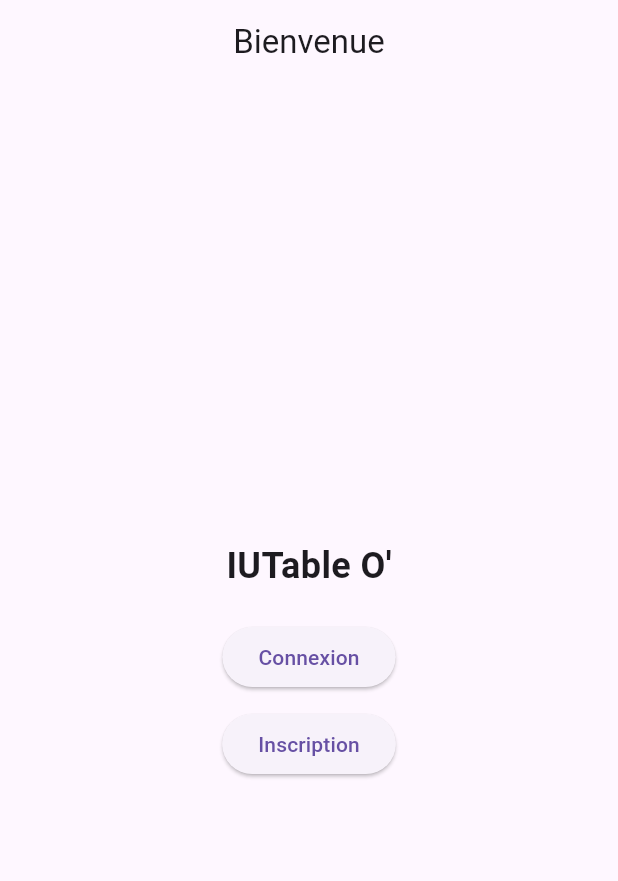
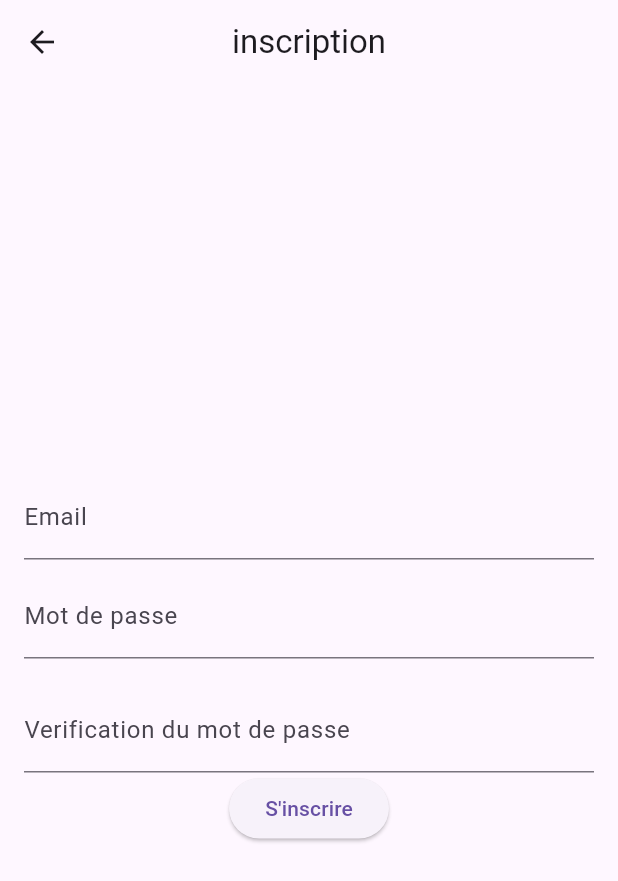
Before and after one commit to julian2bot/SAEMobile, a Flutter app: the screen it shows after launch, after a tap on "Inscription", on a phone screen of 412 x 824 dp. Shown: the top 881 px of the screen. Run offline on Flutter 3.47's test engine with Material 3 defaults, Android fonts, the phone set to English and light mode, and no system bars.

Commit message:
manque la liaison avec le reste mais ca renvoie les infos

```diff
--- a/lib/inscription.dart
+++ b/lib/inscription.dart
@@ -1,22 +1,22 @@
 import 'package:flutter/material.dart';
 
-class Signin_Page{
+class SigninPage extends StatefulWidget{
+  @override
+  _SigninPageState createState() => _SigninPageState();
+}
+
+class _SigninPageState extends State<SigninPage> {
+  final TextEditingController emailController = TextEditingController();
+  final TextEditingController passwordController = TextEditingController();
+  final TextEditingController verifyPasswordController = TextEditingController();
+
   void _submit() {
     print("Email: ${emailController.text}, Mot de passe: ${passwordController.text}");
-    if(${passwordController.text} != ${validationPasswordController.text}){
-      showDialog(
-        context: context,
-        builder: (context) => AlertDialog(
-          title: Text("Erreur"),
-          content: ,
-        )
-      )
-    }
     showDialog(
       context: context,
       builder: (context) => AlertDialog(
         title: Text("Données saisies"),
-        content: Text("Email: ${emailController.text}\nMot de passe: ${passwordController.text}"),
+        content: Text("Email: ${emailController.text}\nMot de passe: ${passwordController.text}\n Verification : ${verifyPasswordController.text}"),
         actions: [
           TextButton(
             onPressed: () => Navigator.pop(context),
@@ -26,11 +26,12 @@ class Signin_Page{
       ),
     );
   }
+
   @override
-  Widget build(BuildContext context){
+  Widget build(BuildContext context) {
     return Scaffold(
       appBar: AppBar(
-        title: Text('Inscription'),
+        title: Text('inscription'),
         centerTitle: true,
       ),
       body: Padding(
@@ -48,20 +49,19 @@ class Signin_Page{
               decoration: InputDecoration(labelText: 'Mot de passe'),
               obscureText: true,
             ),
+            SizedBox(height: 20),
             TextField(
-            controller: validationPasswordController,
-            decoration: InputDecoration(labelText: 'Confiramtion du mot de passe'),
+              controller: verifyPasswordController,
+              decoration: InputDecoration(labelText: 'Verification du mot de passe'),
               obscureText: true,
-          )
-          SizedBox(height: 20),
+            ),
             ElevatedButton(
-            onPressed: () {
-            // Action pour valider la connexion
-            },
-            child: Text('Se connecter'),
+              onPressed: _submit,
+              child: Text("S'inscrire"),
             ),
           ],
         ),
       ),
+    );
   }
 }
--- a/lib/main.dart
+++ b/lib/main.dart
@@ -1,7 +1,8 @@
 import 'package:flutter/material.dart';
+import 'package:sae_mobile/inscription.dart';
 
 import 'connection.dart';
-
+import 'inscription.dart';
 
 void main() {
   runApp(MyApp());
@@ -49,7 +50,10 @@ class HomePage extends StatelessWidget {
             SizedBox(height: 10),
             ElevatedButton(
               onPressed: () {
-                // Action pour inscription
+                Navigator.push(
+                  context,
+                  MaterialPageRoute(builder: (context) => SigninPage()),
+                );
               },
               child: Text('Inscription'),
             ),
```
Lines whose indentation alone changed are shown as unchanged.
